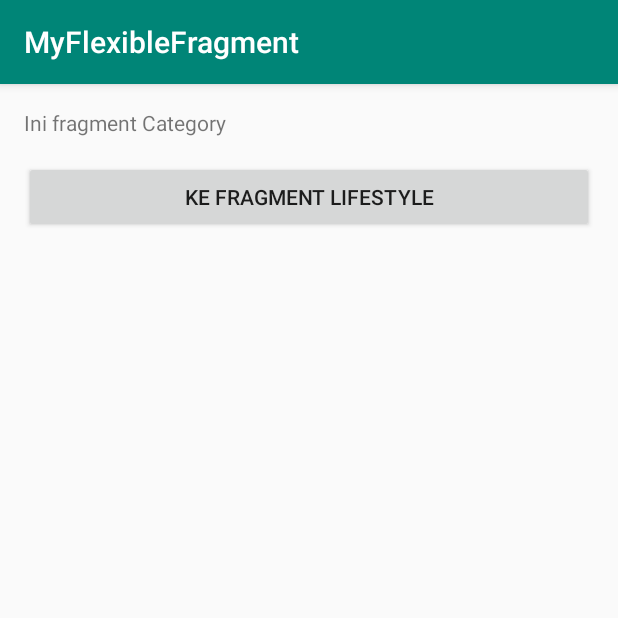
After one commit to arifsetwn/MADEDicoding, an Android app: the fragment CategoryFragment placed in its activity, on a phone screen of 412 x 824 dp, the top half of it. The commit adds this screen. Run offline under Robolectric (Android 15) with nearby library versions, the phone set to English and light mode, and no system bars.

Commit message:
Fragent kedua

```diff
--- /dev/null
+++ b/app/src/main/java/com/genius/myflexiblefragment/CategoryFragment.java
@@ -0,0 +1,48 @@
+package com.genius.myflexiblefragment;
+
+
+import android.os.Bundle;
+
+import androidx.annotation.NonNull;
+import androidx.annotation.Nullable;
+import androidx.fragment.app.Fragment;
+
+import android.view.LayoutInflater;
+import android.view.View;
+import android.view.ViewGroup;
+import android.widget.Button;
+
+
+/**
+ * A simple {@link Fragment} subclass.
+ */
+public class CategoryFragment extends Fragment implements View.OnClickListener {
+
+
+    public CategoryFragment() {
+        // Required empty public constructor
+    }
+
+
+    @Override
+    public View onCreateView(LayoutInflater inflater, ViewGroup container,
+                             Bundle savedInstanceState) {
+        // Inflate the layout for this fragment
+        return inflater.inflate(R.layout.fragment_category, container, false);
+    }
+
+    @Override
+    public void onViewCreated(@NonNull View view, @Nullable Bundle savedInstanceState) {
+        super.onViewCreated(view, savedInstanceState);
+        Button btnDetailCategory = view.findViewById(R.id.btn_detail_category);
+        btnDetailCategory.setOnClickListener(this);
+    }
+
+
+    @Override
+    public void onClick(View v) {
+    if (v.getId() == R.id.btn_detail_category){
+
+    }
+    }
+}
--- a/app/src/main/java/com/genius/myflexiblefragment/HomeFragment.java
+++ b/app/src/main/java/com/genius/myflexiblefragment/HomeFragment.java
@@ -6,6 +6,8 @@ import android.os.Bundle;
 import androidx.annotation.NonNull;
 import androidx.annotation.Nullable;
 import androidx.fragment.app.Fragment;
+import androidx.fragment.app.FragmentManager;
+import androidx.fragment.app.FragmentTransaction;
 
 import android.view.LayoutInflater;
 import android.view.View;
@@ -41,5 +43,16 @@ public class HomeFragment extends Fragment implements View.OnClickListener{
     @Override
     public void onClick(View v) {
 
+        if (v.getId() == R.id.btn_category){
+            FragmentManager mFragmentManager = getFragmentManager();
+            if (mFragmentManager != null){
+                CategoryFragment mCategoryFragment = new CategoryFragment();
+                FragmentTransaction mFragmentTransaction = mFragmentManager.beginTransaction();
+                mFragmentTransaction.replace(R.id.frame_container, mCategoryFragment, CategoryFragment.class.getSimpleName());
+                mFragmentTransaction.addToBackStack(null);
+                mFragmentTransaction.commit();
+            }
+        }
+
     }
 }
--- /dev/null
+++ b/app/src/main/res/layout/fragment_category.xml
@@ -0,0 +1,22 @@
+<?xml version="1.0" encoding="utf-8"?>
+<LinearLayout xmlns:android="http://schemas.android.com/apk/res/android"
+    xmlns:tools="http://schemas.android.com/tools"
+    android:layout_width="match_parent"
+    android:orientation="vertical"
+    android:padding="16dp"
+    android:layout_height="match_parent"
+    tools:context=".CategoryFragment">
+
+
+    <TextView
+        android:layout_width="match_parent"
+        android:layout_height="wrap_content"
+        android:layout_marginBottom="@dimen/activity_horizontal_margin"
+        android:text="@string/this_category" />
+    <Button
+        android:id="@+id/btn_detail_category"
+        android:layout_width="match_parent"
+        android:layout_height="wrap_content"
+        android:text="@string/category_lifestyle" />
+
+</LinearLayout>
```
